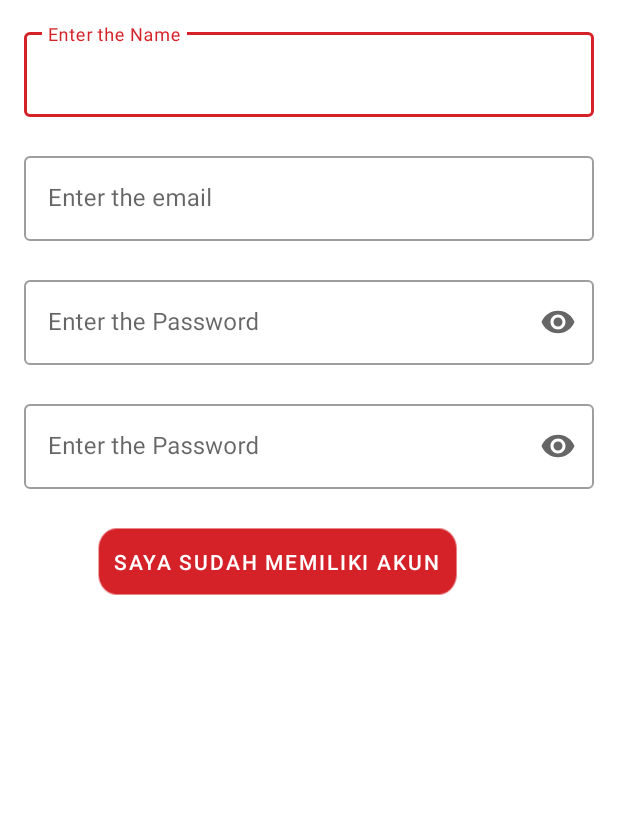
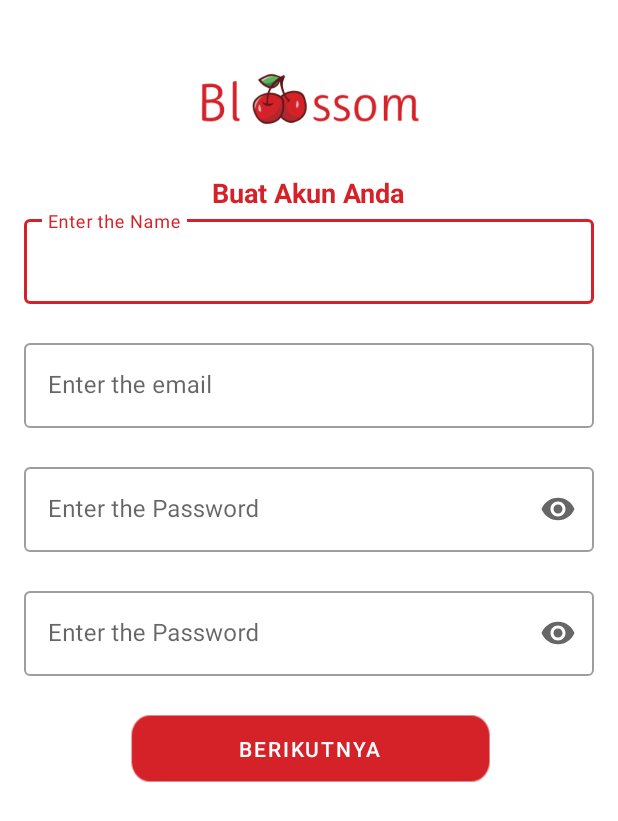
Before and after one commit to finvalnnk14/MyBlossom, an Android app: the RegActivity screen opened directly, with no data from a screen before it, on a phone screen of 412 x 824 dp. Shown: the top 821 px of the screen. Run offline under Robolectric (Android 15) with nearby library versions, the phone set to English and light mode, and no system bars.

Commit message:
Add Register Module

```diff
--- a/app/src/main/java/com/example/myblossom/RegActivity.kt
+++ b/app/src/main/java/com/example/myblossom/RegActivity.kt
@@ -1,5 +1,6 @@
 package com.example.myblossom
 
+import android.content.Intent
 import androidx.appcompat.app.AppCompatActivity
 import android.os.Bundle
 
@@ -20,6 +21,9 @@ class RegActivity : AppCompatActivity() {
 
         val txtName1 = findViewById<TextInputEditText>(R.id.txtName1)
         val txtName2 = findViewById<TextInputLayout>(R.id.txtName2)
+
+
+
 
         txtName1.addTextChangedListener(object : TextWatcher {
             override fun beforeTextChanged(p0: CharSequence?, p1: Int, p2: Int, p3: Int) {}
@@ -77,6 +81,8 @@ class RegActivity : AppCompatActivity() {
                 && validateConPassword(txtPassword1, txtConPassword1, txtConPassword2)
             ) {
                 Toast.makeText(this, "Success", Toast.LENGTH_LONG).show()
+                val intent = Intent(this@RegActivity, RegActivity2::class.java)
+                startActivity(intent)
             } else {
                 Toast.makeText(this, "Failed", Toast.LENGTH_LONG).show()
             }
--- a/app/src/main/res/layout/activity_register.xml
+++ b/app/src/main/res/layout/activity_register.xml
@@ -6,10 +6,27 @@
     android:layout_height="match_parent"
     android:orientation="vertical"
     android:layout_margin="16dp"
-    tools:context=".MainActivity">
+    tools:context=".RegActivity">
 
 
+    <ImageView
+        android:id="@+id/blossomImage"
+        android:layout_width="150dp"
+        android:layout_height="100dp"
+        android:layout_gravity="center"
+        app:srcCompat="@drawable/blossom" />
 
+    <TextView
+        android:layout_marginTop="0dp"
+        android:layout_width="350dp"
+        android:layout_height="wrap_content"
+        android:text="Buat Akun Anda"
+        android:textStyle="bold"
+        android:textSize="18dp"
+        android:layout_gravity="center"
+        android:textAlignment="center"
+        android:textColor="@color/colorRed"
+        />
 
 
     <com.google.android.material.textfield.TextInputLayout
@@ -82,12 +99,17 @@
             android:textColorHint="#757575"/>
     </com.google.android.material.textfield.TextInputLayout>
 
+
+
+
     <Button
         android:id="@+id/validateBtn"
         android:layout_width="336dp"
         android:layout_height="55dp"
         android:background="@drawable/bottomsudah"
-        android:text="Saya sudah memiliki akun" />
+        android:layout_gravity="center"
+        android:textAlignment="center"
+        android:text="Berikutnya" />
 
 
 </LinearLayout>
```
Also changed, not shown: app/src/main/AndroidManifest.xml (+8 -0 lines), app/src/main/java/com/example/myblossom/MainActivity.kt (+12 -0 lines), app/src/main/res/layout/activity_main.xml (+10 -0 lines).
